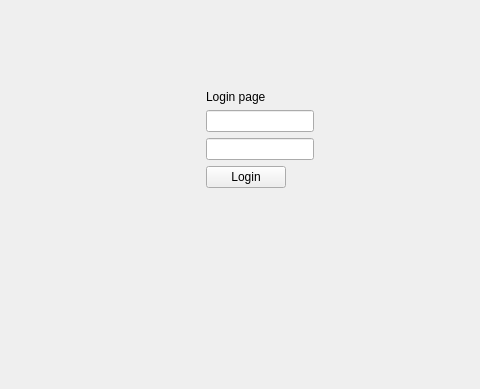
The window that login.ui (RomanMusijowski/CinemaApp) describes before a commit, drawn with Qt 5; both pictures show x 125 to 605 and y 0 to 389 of the 777 by 389 pixel window.
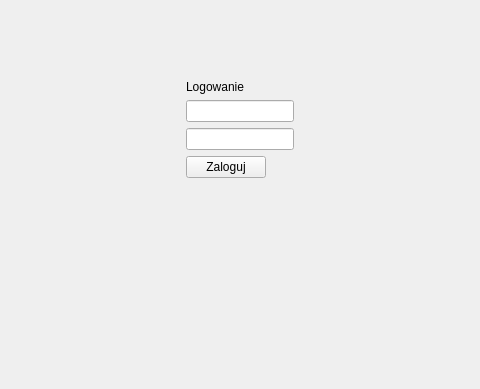
The same window after the commit.

Commit message: polish text in login ui

What changed in the file:
```diff
--- a/login.ui
+++ b/login.ui
@@ -17,10 +17,10 @@
    <widget class="QWidget" name="formLayoutWidget">
     <property name="geometry">
      <rect>
-      <x>320</x>
-      <y>90</y>
-      <width>131</width>
-      <height>108</height>
+      <x>240</x>
+      <y>80</y>
+      <width>251</width>
+      <height>151</height>
      </rect>
     </property>
     <layout class="QFormLayout" name="formLayout">
@@ -43,14 +43,14 @@
      <item row="0" column="0">
       <widget class="QLabel" name="label">
        <property name="text">
-        <string>Login page</string>
+        <string>Logowanie</string>
        </property>
       </widget>
      </item>
      <item row="3" column="0">
       <widget class="QPushButton" name="pushButton">
        <property name="text">
-        <string>Login</string>
+        <string>Zaloguj</string>
        </property>
       </widget>
      </item>
```
